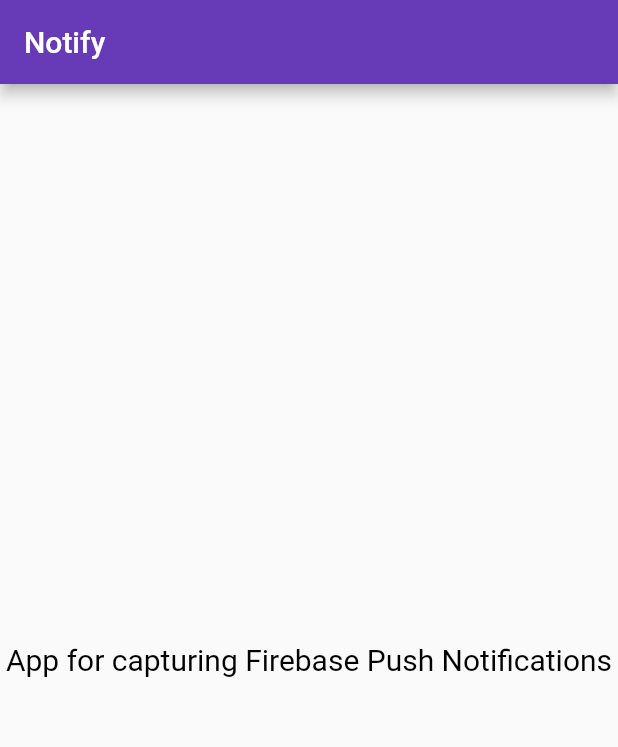
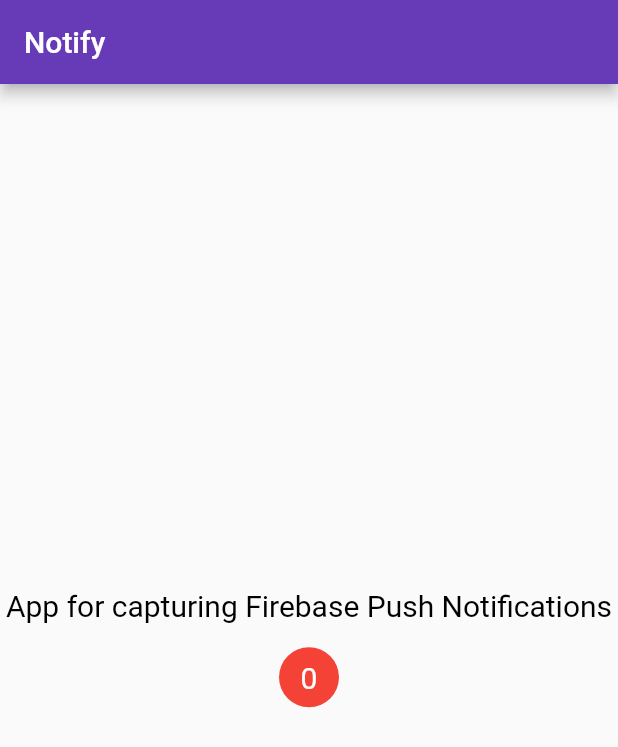
Before and after one commit to VaunshikaG/notifications, a Flutter app: the screen it shows after launch, on a phone screen of 412 x 824 dp. Shown: the top 747 px of the screen. Run offline on Flutter 3.47's test engine with Material 2 defaults, Android fonts, the phone set to English and light mode, and no system bars; our stand-ins replace firebase_core, firebase_messaging, flutter_local_notifications, overlay_support, rxdart; accounts and stored records are empty.

Commit message:
(main.dart) commit - 28/03/222

```diff
--- a/lib/main.dart
+++ b/lib/main.dart
@@ -1,7 +1,6 @@
 import 'package:firebase_core/firebase_core.dart';
 import 'package:firebase_messaging/firebase_messaging.dart';
 import 'package:firebase_notify/model/push_notify.dart';
-import 'package:flutter/foundation.dart';
 import 'package:flutter/material.dart';
 import 'package:flutter_local_notifications/flutter_local_notifications.dart';
 import 'package:overlay_support/overlay_support.dart';
@@ -17,29 +16,6 @@ Future<void> _firebaseMessagingBackgroundHandler(RemoteMessage message) async {
 void main() async {
   WidgetsFlutterBinding.ensureInitialized();
   await Firebase.initializeApp();
-
-  FlutterLocalNotificationsPlugin? fltNotification;
-  late AndroidNotificationChannel channel;
-  if (!kIsWeb) {
-    channel = const AndroidNotificationChannel(
-      'tutorialspoint_notification', // id
-      'Tutorialspoint Online', // title
-
-      importance: Importance.high,
-    );
-
-    await fltNotification?.resolvePlatformSpecificImplementation<
-        AndroidFlutterLocalNotificationsPlugin>()
-        ?.createNotificationChannel(channel);
-
-    await FirebaseMessaging.instance
-        .setForegroundNotificationPresentationOptions(
-      alert: true,
-      badge: true,
-      sound: true,
-    );
-  }
-
   runApp(MyApp());
 }
 
@@ -65,10 +41,12 @@ class Demo extends StatefulWidget {
 class _DemoState extends State<Demo> {
   FirebaseMessaging messaging = FirebaseMessaging.instance;
   late FlutterLocalNotificationsPlugin fltNotification;
+  PushNotification? _notificationInfo;
+  late int _totalNotifications;
 
   void pushFCMtoken() async {
     String? token = await messaging.getToken();
-    print('FCM: $token');
+    print(token);
   }
 
   // For handling notification when the app is in terminated state
@@ -84,6 +62,11 @@ class _DemoState extends State<Demo> {
         dataTitle: initialMessage.data['title'],
         dataBody: initialMessage.data['body'],
       );
+
+      setState(() {
+        _notificationInfo = notification;
+        _totalNotifications++;
+      });
     }
   }
 
@@ -114,6 +97,21 @@ class _DemoState extends State<Demo> {
           dataBody: message.data['body'],
         );
 
+        setState(() {
+          _notificationInfo = notification;
+          _totalNotifications++;
+        });
+
+        if (_notificationInfo != null) {
+          // For displaying the notification as an overlay
+          showSimpleNotification(
+            Text(_notificationInfo!.title!),
+            leading: NotificationBadge(totalNotifications: _totalNotifications),
+            subtitle: Text(_notificationInfo!.body!),
+            background: Colors.cyan.shade700,
+            duration: Duration(seconds: 2),
+          );
+        }
       });
     } else {
       print('User declined or has not accepted permission');
@@ -125,35 +123,26 @@ class _DemoState extends State<Demo> {
     super.initState();
     pushFCMtoken();
     initMessaging();
+    _totalNotifications = 0;
     registerNotification();
     checkForInitialMessage();
 
-    // For handling notification when the app is in background but not terminated
-    // FirebaseMessaging.onMessageOpenedApp.listen((RemoteMessage message) {
-    //   PushNotification notification = PushNotification(
-    //     title: message.notification?.title,
-    //     body: message.notification?.body,
-    //     dataTitle: message.data['title'],
-    //     dataBody: message.data['body'],
-    //   );
-    // });
+    // For handling notification when the app is in background
+    // but not terminated
+    FirebaseMessaging.onMessageOpenedApp.listen((RemoteMessage message) {
+      PushNotification notification = PushNotification(
+        title: message.notification?.title,
+        body: message.notification?.body,
+        dataTitle: message.data['title'],
+        dataBody: message.data['body'],
+      );
 
-    FirebaseMessaging.onMessageOpenedApp.listen((RemoteMessage message) {
-      print("Printing on Message Notification click");
-      message.data.keys.forEach((element) {
-        print("Printing on Message Notification click keys ${element}");
+      setState(() {
+        _notificationInfo = notification;
+        _totalNotifications++;
       });
-      if (message != null) {
-        if(message.data.isNotEmpty)
-        {
-          String click=message.data['click'] as String;
-          String screen=message.data['screen'] as String;
-        }
-        Navigator.of(context).push(
-            MaterialPageRoute(builder: (context) => SecPage(),
-            ));
-      }
     });
+
   }
 
   @override
@@ -163,8 +152,10 @@ class _DemoState extends State<Demo> {
         title: Text('Notify'),
         brightness: Brightness.dark,
       ),
-      body: Center(
-        child: Text(
+      body: Column(
+        mainAxisAlignment: MainAxisAlignment.center,
+        children: [
+          Text(
             'App for capturing Firebase Push Notifications',
             textAlign: TextAlign.center,
             style: TextStyle(
@@ -172,6 +163,32 @@ class _DemoState extends State<Demo> {
               fontSize: 20,
             ),
           ),
+          SizedBox(height: 16.0),
+          NotificationBadge(totalNotifications: _totalNotifications),
+          SizedBox(height: 16.0),
+          _notificationInfo != null
+              ? Column(
+            crossAxisAlignment: CrossAxisAlignment.start,
+            children: [
+              Text(
+                'TITLE: ${_notificationInfo!.dataTitle ?? _notificationInfo!.title}',
+                style: TextStyle(
+                  fontWeight: FontWeight.bold,
+                  fontSize: 16.0,
+                ),
+              ),
+              SizedBox(height: 8.0),
+              Text(
+                'BODY: ${_notificationInfo!.dataBody ?? _notificationInfo!.body}',
+                style: TextStyle(
+                  fontWeight: FontWeight.bold,
+                  fontSize: 16.0,
+                ),
+              ),
+            ],
+          )
+              : Container(),
+        ],
       ),
     );
   }
@@ -181,29 +198,29 @@ class _DemoState extends State<Demo> {
     var iosInit = IOSInitializationSettings();
     var initSetting = InitializationSettings(android: androiInit, iOS: iosInit);
     fltNotification = FlutterLocalNotificationsPlugin();
-    // fltNotification.initialize(initSetting);
+    fltNotification.initialize(initSetting);
 
     fltNotification.initialize(initSetting, onSelectNotification: (payload) async {
       setState(() {
         Navigator.of(context).push(
-            MaterialPageRoute(builder: (context) => SecPage(),
+            MaterialPageRoute(builder: (context) => SecPage(payload: payload),
             ));
       });
     });
 
-    var generalNotificationDetails = NotificationDetails(
-        android: AndroidNotificationDetails(
+    var androidDetails = const AndroidNotificationDetails(
       '1',
       'channelName',
       channelDescription: 'channel Description',
-        ),
-        iOS: IOSNotificationDetails(),
     );
+
+    var iosDetails = IOSNotificationDetails();
+    var generalNotificationDetails = NotificationDetails(android: androidDetails, iOS: iosDetails);
 
     FirebaseMessaging.onMessage.listen((RemoteMessage message) {
       RemoteNotification? notification = message.notification;
       AndroidNotification? android = message.notification?.android;
-      if (notification != null && android != null && !kIsWeb) {
+      if (notification != null && android != null) {
         // fltNotification.show(
         //   notification.hashCode,
         //   notification.title,
@@ -221,3 +238,30 @@ class _DemoState extends State<Demo> {
     });
   }
 }
+
+class NotificationBadge extends StatelessWidget {
+  final int totalNotifications;
+
+  const NotificationBadge({required this.totalNotifications});
+
+  @override
+  Widget build(BuildContext context) {
+    return Container(
+      width: 40.0,
+      height: 40.0,
+      decoration: new BoxDecoration(
+        color: Colors.red,
+        shape: BoxShape.circle,
+      ),
+      child: Center(
+        child: Padding(
+          padding: const EdgeInsets.all(8.0),
+          child: Text(
+            '$totalNotifications',
+            style: TextStyle(color: Colors.white, fontSize: 20),
+          ),
+        ),
+      ),
+    );
+  }
+}
```
Also changed, not shown: lib/sec.dart (+6 -6 lines). Lines whose indentation alone changed are shown as unchanged.
